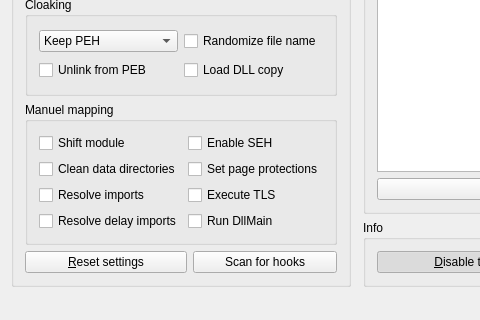
This is GH_Injector_MSVC_2019_QT_5_15_0/GuiMain.ui in multikill/GH_Injector_MSVC_2019_QT_5_15_0 as Qt 5 draws it before an edit; both pictures show x 0 to 480 and y 288 to 608 of the 1205 by 608 pixel window. The edited form follows.
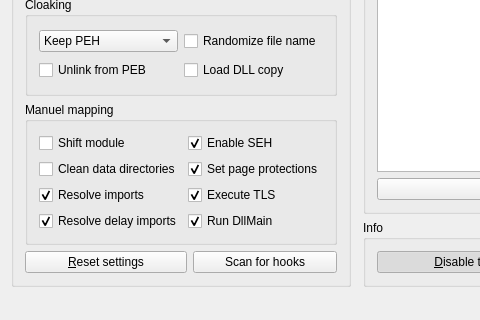
This is the edited form. Icons and pictures are not drawn.

Diff of the .ui file:
```diff
--- a/GH_Injector_MSVC_2019_QT_5_15_0/GuiMain.ui
+++ b/GH_Injector_MSVC_2019_QT_5_15_0/GuiMain.ui
@@ -509,6 +509,9 @@
             <property name="text">
              <string>Resolve imports</string>
             </property>
+            <property name="checked">
+             <bool>true</bool>
+            </property>
            </widget>
           </item>
           <item row="3" column="0">
@@ -539,6 +542,9 @@
             <property name="text">
              <string>Resolve delay imports</string>
             </property>
+            <property name="checked">
+             <bool>true</bool>
+            </property>
            </widget>
           </item>
           <item row="0" column="1">
@@ -549,6 +555,9 @@
             <property name="text">
              <string>Enable SEH</string>
             </property>
+            <property name="checked">
+             <bool>true</bool>
+            </property>
            </widget>
           </item>
           <item row="6" column="1">
@@ -559,6 +568,9 @@
             <property name="text">
              <string>Run DllMain</string>
             </property>
+            <property name="checked">
+             <bool>true</bool>
+            </property>
            </widget>
           </item>
           <item row="3" column="1">
@@ -569,6 +581,9 @@
             <property name="text">
              <string>Set page protections</string>
             </property>
+            <property name="checked">
+             <bool>true</bool>
+            </property>
            </widget>
           </item>
           <item row="5" column="1">
@@ -579,6 +594,9 @@
             <property name="text">
              <string>Execute TLS</string>
             </property>
+            <property name="checked">
+             <bool>true</bool>
+            </property>
            </widget>
           </item>
          </layout>
```
